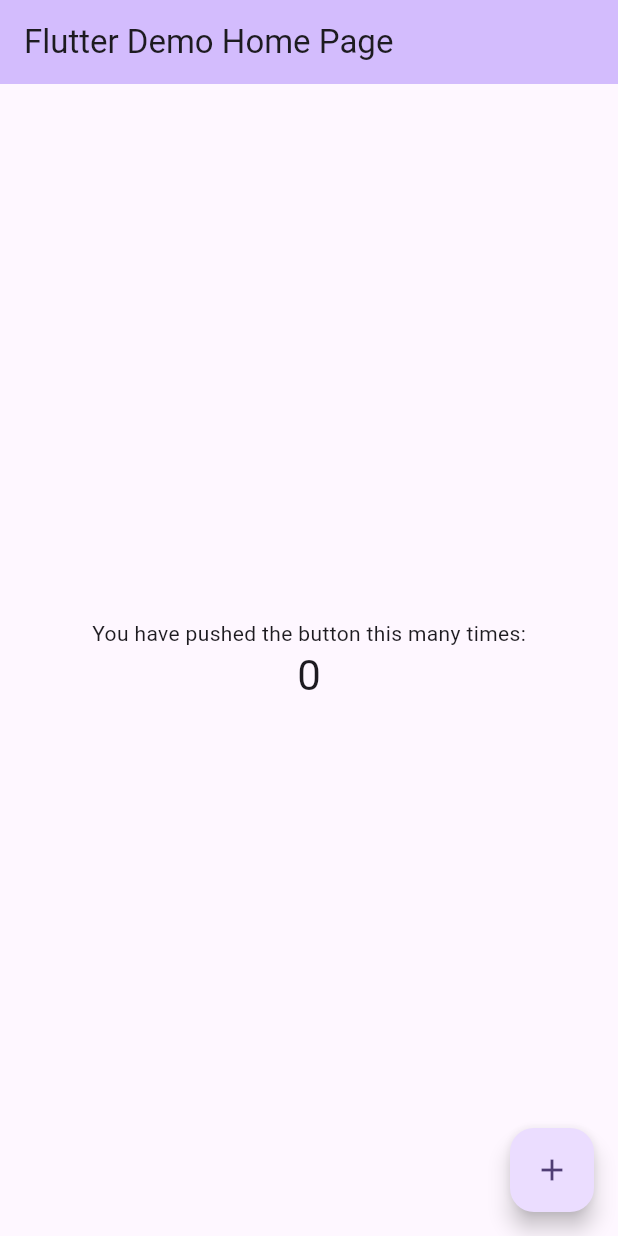
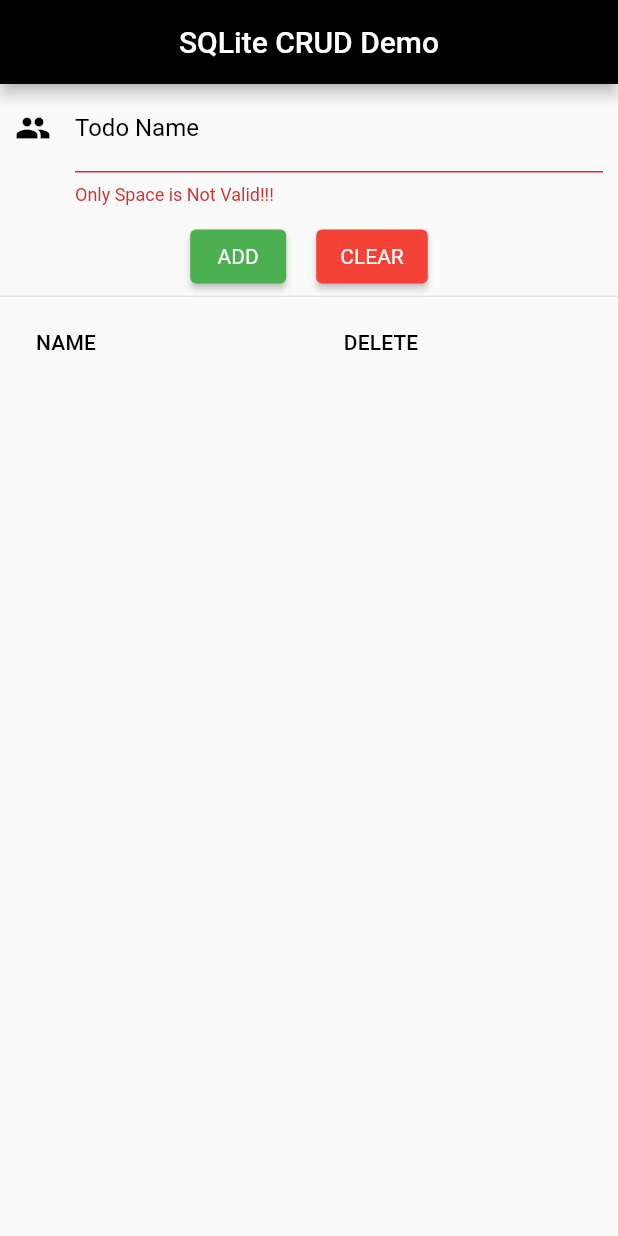
Before and after one commit to dsildaikin/LearnFlutter, a Flutter app: the screen it shows after launch, on a phone screen of 412 x 824 dp. Run offline on Flutter 3.47's test engine with Material 2 defaults, Android fonts, the phone set to English and light mode, and no system bars; our stand-ins replace sqflite; accounts and stored records are empty.

Commit message:
add MVP: UI, only name textfield works

```diff
--- a/todo_app_sqlite/lib/db/database.dart
+++ b/todo_app_sqlite/lib/db/database.dart
@@ -2,7 +2,6 @@ import 'dart:io';
 
 import 'package:path_provider/path_provider.dart';
 import 'package:sqflite/sqflite.dart';
-import 'package:sqflite/sqlite_api.dart';
 import 'package:todo_app_sqlite/model/todo.dart';
 
 class DBProvider {
--- a/todo_app_sqlite/lib/main.dart
+++ b/todo_app_sqlite/lib/main.dart
@@ -1,125 +1,215 @@
 import 'package:flutter/material.dart';
+import 'package:todo_app_sqlite/db/database.dart';
+import 'package:todo_app_sqlite/model/todo.dart';
 
-void main() {
-  runApp(const MyApp());
-}
+void main() => runApp(MyApp());
 
 class MyApp extends StatelessWidget {
-  const MyApp({super.key});
-
   // This widget is the root of your application.
   @override
   Widget build(BuildContext context) {
     return MaterialApp(
-      title: 'Flutter Demo',
-      theme: ThemeData(
-        // This is the theme of your application.
-        //
-        // TRY THIS: Try running your application with "flutter run". You'll see
-        // the application has a blue toolbar. Then, without quitting the app,
-        // try changing the seedColor in the colorScheme below to Colors.green
-        // and then invoke "hot reload" (save your changes or press the "hot
-        // reload" button in a Flutter-supported IDE, or press "r" if you used
-        // the command line to start the app).
-        //
-        // Notice that the counter didn't reset back to zero; the application
-        // state is not lost during the reload. To reset the state, use hot
-        // restart instead.
-        //
-        // This works for code too, not just values: Most code changes can be
-        // tested with just a hot reload.
-        colorScheme: ColorScheme.fromSeed(seedColor: Colors.deepPurple),
-        useMaterial3: true,
-      ),
-      home: const MyHomePage(title: 'Flutter Demo Home Page'),
+      title: 'SQLite CRUD Demo',
+      home: TodoPage(),
     );
   }
 }
 
-class MyHomePage extends StatefulWidget {
-  const MyHomePage({super.key, required this.title});
+class TodoPage extends StatefulWidget {
+  @override
+  _TodoPageState createState() => _TodoPageState();
+}
 
-  // This widget is the home page of your application. It is stateful, meaning
-  // that it has a State object (defined below) that contains fields that affect
-  // how it looks.
+class _TodoPageState extends State<TodoPage> {
+  final GlobalKey<FormState> _formStateKey = GlobalKey<FormState>();
+  final _todoNameController = TextEditingController();
 
-  // This class is the configuration for the state. It holds the values (in this
-  // case the title) provided by the parent (in this case the App widget) and
-  // used by the build method of the State. Fields in a Widget subclass are
-  // always marked "final".
-
-  final String title;
+  late Future<List<Todo>> _todosList;
+  late String _todoName;
+  bool isUpdate = false;
+  int? todoIdForUpdate;
 
   @override
-  State<MyHomePage> createState() => _MyHomePageState();
-}
+  void initState() {
+    super.initState();
+    updateTodoList();
+  }
 
-class _MyHomePageState extends State<MyHomePage> {
-  int _counter = 0;
-
-  void _incrementCounter() {
+  updateTodoList() {
     setState(() {
-      // This call to setState tells the Flutter framework that something has
-      // changed in this State, which causes it to rerun the build method below
-      // so that the display can reflect the updated values. If we changed
-      // _counter without calling setState(), then the build method would not be
-      // called again, and so nothing would appear to happen.
-      _counter++;
+      _todosList = DBProvider.db.getTodos();
     });
   }
 
   @override
   Widget build(BuildContext context) {
-    // This method is rerun every time setState is called, for instance as done
-    // by the _incrementCounter method above.
-    //
-    // The Flutter framework has been optimized to make rerunning build methods
-    // fast, so that you can just rebuild anything that needs updating rather
-    // than having to individually change instances of widgets.
     return Scaffold(
       appBar: AppBar(
-        // TRY THIS: Try changing the color here to a specific color (to
-        // Colors.amber, perhaps?) and trigger a hot reload to see the AppBar
-        // change color while the other colors stay the same.
-        backgroundColor: Theme.of(context).colorScheme.inversePrimary,
-        // Here we take the value from the MyHomePage object that was created by
-        // the App.build method, and use it to set our appbar title.
-        title: Text(widget.title),
+        title: const Text('SQLite CRUD Demo'),
+        centerTitle: true,
+        backgroundColor: Colors.black,
       ),
-      body: Center(
-        // Center is a layout widget. It takes a single child and positions it
-        // in the middle of the parent.
-        child: Column(
-          // Column is also a layout widget. It takes a list of children and
-          // arranges them vertically. By default, it sizes itself to fit its
-          // children horizontally, and tries to be as tall as its parent.
-          //
-          // Column has various properties to control how it sizes itself and
-          // how it positions its children. Here we use mainAxisAlignment to
-          // center the children vertically; the main axis here is the vertical
-          // axis because Columns are vertical (the cross axis would be
-          // horizontal).
-          //
-          // TRY THIS: Invoke "debug painting" (choose the "Toggle Debug Paint"
-          // action in the IDE, or press "p" in the console), to see the
-          // wireframe for each widget.
-          mainAxisAlignment: MainAxisAlignment.center,
-          children: <Widget>[
-            const Text(
-              'You have pushed the button this many times:',
+      body: Column(
+        children: <Widget>[
+          Form(
+            key: _formStateKey,
+            autovalidateMode: AutovalidateMode.always,
+            child: Column(
+              children: <Widget>[
+                Padding(
+                  padding:
+                      const EdgeInsets.only(left: 10, right: 10, bottom: 10),
+                  child: TextFormField(
+                    validator: (value) {
+                      if (value == null) {
+                        return 'Please Enter Todo Name';
+                      }
+                      if (value.trim() == "") {
+                        return "Only Space is Not Valid!!!";
+                      }
+                      return null;
+                    },
+                    onSaved: (value) {
+                      _todoName = value!;
+                    },
+                    controller: _todoNameController,
+                    decoration: const InputDecoration(
+                      focusedBorder: UnderlineInputBorder(
+                        borderSide: BorderSide(
+                            color: Colors.greenAccent,
+                            width: 2,
+                            style: BorderStyle.solid),
+                      ),
+                      labelText: "Todo Name",
+                      icon: Icon(
+                        Icons.people,
+                        color: Colors.black,
+                      ),
+                      fillColor: Colors.white,
+                      labelStyle: TextStyle(
+                        color: Colors.black,
+                      ),
+                    ),
+                  ),
+                ),
+              ],
             ),
-            Text(
-              '$_counter',
-              style: Theme.of(context).textTheme.headlineMedium,
+          ),
+          Row(
+            mainAxisAlignment: MainAxisAlignment.center,
+            children: <Widget>[
+              ElevatedButton(
+                style: ElevatedButton.styleFrom(
+                  backgroundColor: Colors.green,
+                  textStyle: const TextStyle(color: Colors.white),
+                ),
+                child: Text(
+                  (isUpdate ? 'UPDATE' : 'ADD'),
+                ),
+                onPressed: () {
+                  if (isUpdate) {
+                    if (_formStateKey.currentState!.validate()) {
+                      _formStateKey.currentState!.save();
+                      DBProvider.db
+                          .updateTodo(Todo(todoIdForUpdate!, _todoName))
+                          .then((data) {
+                        setState(() {
+                          isUpdate = false;
+                        });
+                      });
+                    }
+                  } else {
+                    if (_formStateKey.currentState!.validate()) {
+                      _formStateKey.currentState!.save();
+                      DBProvider.db.insertTodo(Todo(null, _todoName));
+                    }
+                  }
+                  _todoNameController.text = '';
+                  updateTodoList();
+                },
+              ),
+              const Padding(
+                padding: EdgeInsets.all(10),
+              ),
+              ElevatedButton(
+                style: ElevatedButton.styleFrom(
+                  backgroundColor: Colors.red,
+                  textStyle: const TextStyle(color: Colors.white),
+                ),
+                child: Text(
+                  (isUpdate ? 'CANCEL UPDATE' : 'CLEAR'),
+                ),
+                onPressed: () {
+                  _todoNameController.text = '';
+                  setState(() {
+                    isUpdate = false;
+                    todoIdForUpdate = null; // null;
+                  });
+                },
+              ),
+            ],
+          ),
+          const Divider(
+            height: 5.0,
+          ),
+          Expanded(
+            child: FutureBuilder(
+              future: _todosList,
+              builder: (context, snapshot) {
+                if (snapshot.hasData) {
+                  return generateList(snapshot.data as List<Todo>);
+                }
+                if (snapshot.data == null ||
+                    (snapshot.data as List<Todo>).isEmpty) {
+                  return const Text('No Data Found');
+                }
+                return const CircularProgressIndicator();
+              },
+            ),
+          ),
+        ],
+      ),
+    );
+  }
+
+  SingleChildScrollView generateList(List<Todo> todos) {
+    return SingleChildScrollView(
+      scrollDirection: Axis.vertical,
+      child: SizedBox(
+        width: MediaQuery.of(context).size.width,
+        child: DataTable(
+          columns: const [
+            DataColumn(
+              label: Text('NAME'),
+            ),
+            DataColumn(
+              label: Text('DELETE'),
             ),
           ],
+          rows: todos
+              .map(
+                (todo) => DataRow(cells: [
+                  DataCell(Text(todo.name), onTap: () {
+                    setState(() {
+                      isUpdate = true;
+                      todoIdForUpdate = todo.id;
+                    });
+                    _todoNameController.text = todo.name;
+                  }),
+                  DataCell(
+                    IconButton(
+                      icon: const Icon(Icons.delete),
+                      onPressed: () {
+                        DBProvider.db.deleteTodo(todo.id);
+                        updateTodoList();
+                      },
+                    ),
+                  ),
+                ]),
+              )
+              .toList(),
         ),
       ),
-      floatingActionButton: FloatingActionButton(
-        onPressed: _incrementCounter,
-        tooltip: 'Increment',
-        child: const Icon(Icons.add),
-      ), // This trailing comma makes auto-formatting nicer for build methods.
     );
   }
 }
--- a/todo_app_sqlite/lib/model/todo.dart
+++ b/todo_app_sqlite/lib/model/todo.dart
@@ -1,41 +1,41 @@
 class Todo {
   int? id;
   late String name;
-  late String date;
-  late String time;
-  late String importance;
-  late String note;
-  late String completed;
+  // late String date;
+  // late String time;
+  // late String importance;
+  // late String note;
+  // late String completed;
 
   Todo(
     this.id,
     this.name,
-    this.date,
-    this.time,
-    this.importance,
-    this.note,
-    this.completed,
+    // this.date,
+    // this.time,
+    // this.importance,
+    // this.note,
+    // this.completed,
   );
 
   Map<String, dynamic> toMap() {
     final map = <String, dynamic>{};
     map['id'] = id;
     map['name'] = name;
-    map['date'] = date;
-    map['time'] = time;
-    map['importance'] = importance;
-    map['note'] = note;
-    map['completed'] = completed;
+    // map['date'] = date;
+    // map['time'] = time;
+    // map['importance'] = importance;
+    // map['note'] = note;
+    // map['completed'] = completed;
     return map;
   }
 
   Todo.fromMap(Map<String, dynamic> map) {
     id = map['id'];
     name = map['name'];
-    date = map['date'];
-    time = map['time'];
-    importance = map['importance'];
-    note = map['note'];
-    completed = map['completed'];
+    // date = map['date'];
+    // time = map['time'];
+    // importance = map['importance'];
+    // note = map['note'];
+    // completed = map['completed'];
   }
 }
```
Also changed, not shown: 1 other file.
